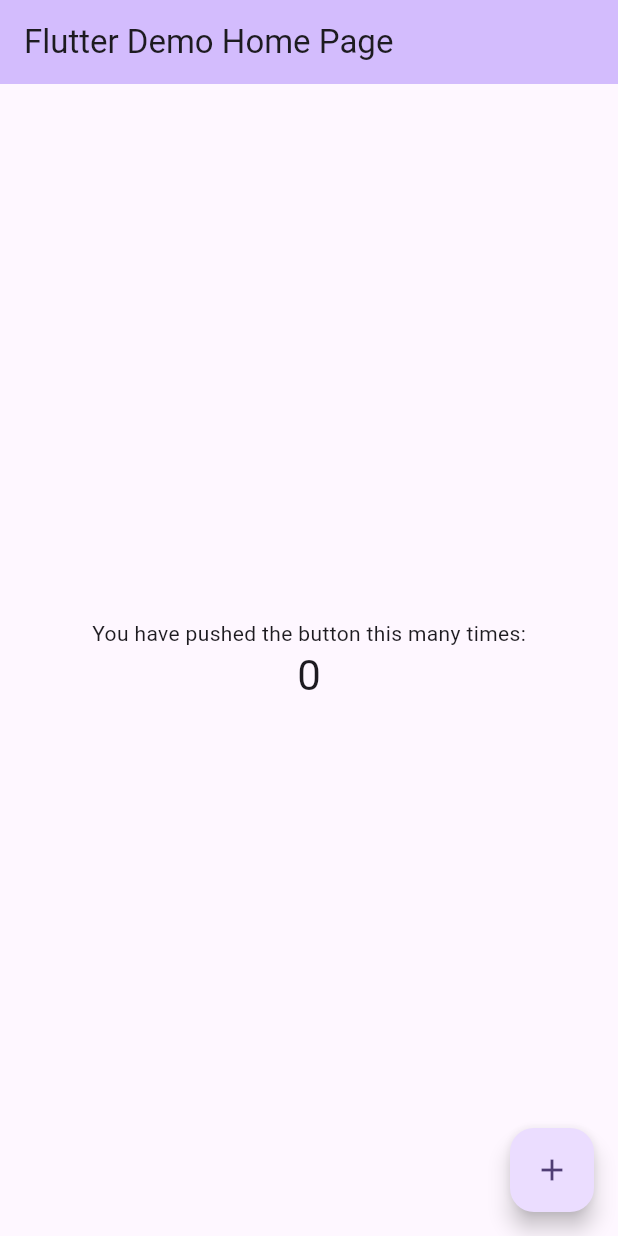
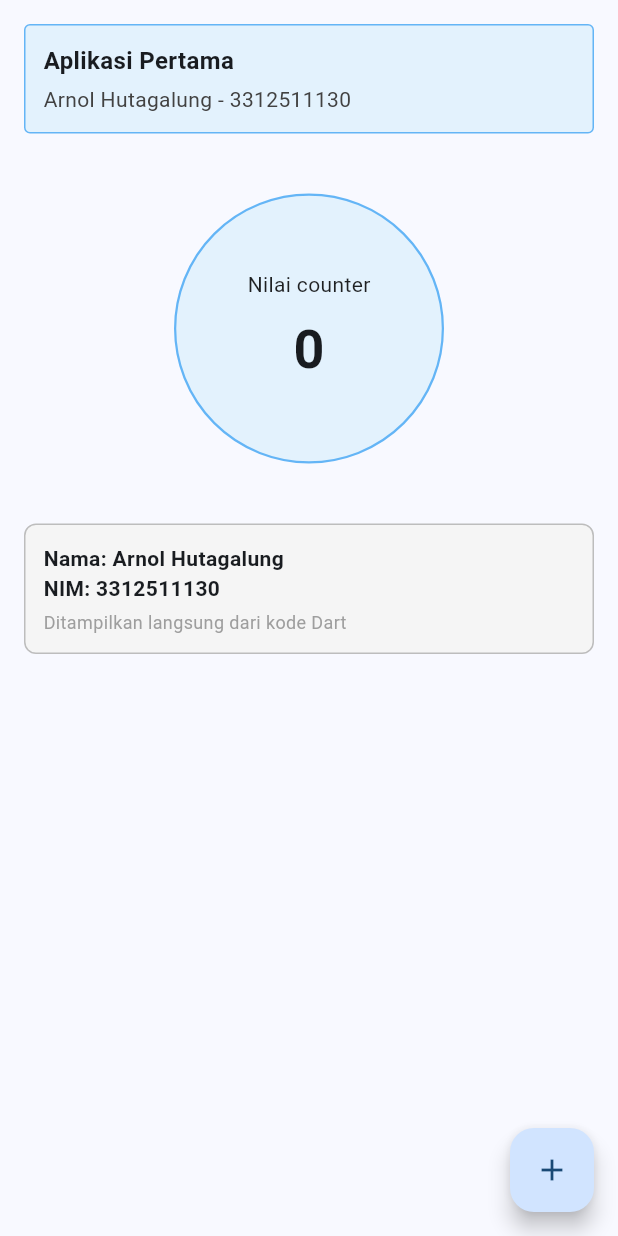
Before and after one commit to LONGAVEUS/Tugas_Mobile, a Flutter app: the screen it shows after launch, on a phone screen of 412 x 824 dp. Run offline on Flutter 3.47's test engine with Material 3 defaults, Android fonts, the phone set to English and light mode, and no system bars.

Commit message:
Melakukan modifikasi Ui header, lingkaran counter, dan identitas mahasiswa

```diff
--- a/lib/main.dart
+++ b/lib/main.dart
@@ -7,114 +7,148 @@ void main() {
 class MyApp extends StatelessWidget {
   const MyApp({super.key});
 
-  // This widget is the root of your application.
   @override
   Widget build(BuildContext context) {
     return MaterialApp(
-      title: 'Flutter Demo',
+      title: 'Aplikasi Pertama',
+      debugShowCheckedModeBanner: false,
       theme: ThemeData(
-        // This is the theme of your application.
-        //
-        // TRY THIS: Try running your application with "flutter run". You'll see
-        // the application has a purple toolbar. Then, without quitting the app,
-        // try changing the seedColor in the colorScheme below to Colors.green
-        // and then invoke "hot reload" (save your changes or press the "hot
-        // reload" button in a Flutter-supported IDE, or press "r" if you used
-        // the command line to start the app).
-        //
-        // Notice that the counter didn't reset back to zero; the application
-        // state is not lost during the reload. To reset the state, use hot
-        // restart instead.
-        //
-        // This works for code too, not just values: Most code changes can be
-        // tested with just a hot reload.
-        colorScheme: .fromSeed(seedColor: Colors.deepPurple),
+        colorScheme: ColorScheme.fromSeed(seedColor: Colors.blue),
+        useMaterial3: true,
       ),
-      home: const MyHomePage(title: 'Flutter Demo Home Page'),
+      home: const MyHomePage(),
     );
   }
 }
 
 class MyHomePage extends StatefulWidget {
-  const MyHomePage({super.key, required this.title});
-
-  // This widget is the home page of your application. It is stateful, meaning
-  // that it has a State object (defined below) that contains fields that affect
-  // how it looks.
-
-  // This class is the configuration for the state. It holds the values (in this
-  // case the title) provided by the parent (in this case the App widget) and
-  // used by the build method of the State. Fields in a Widget subclass are
-  // always marked "final".
-
-  final String title;
+  const MyHomePage({super.key});
 
   @override
   State<MyHomePage> createState() => _MyHomePageState();
 }
 
 class _MyHomePageState extends State<MyHomePage> {
+  // Variabel untuk menyimpan identitas mahasiswa
+  final String namaMahasiswa = 'Arnol Hutagalung';
+  final String nimMahasiswa = '3312511130';
+
   int _counter = 0;
 
   void _incrementCounter() {
     setState(() {
-      // This call to setState tells the Flutter framework that something has
-      // changed in this State, which causes it to rerun the build method below
-      // so that the display can reflect the updated values. If we changed
-      // _counter without calling setState(), then the build method would not be
-      // called again, and so nothing would appear to happen.
       _counter++;
     });
   }
 
   @override
   Widget build(BuildContext context) {
-    // This method is rerun every time setState is called, for instance as done
-    // by the _incrementCounter method above.
-    //
-    // The Flutter framework has been optimized to make rerunning build methods
-    // fast, so that you can just rebuild anything that needs updating rather
-    // than having to individually change instances of widgets.
     return Scaffold(
-      appBar: AppBar(
-        // TRY THIS: Try changing the color here to a specific color (to
-        // Colors.amber, perhaps?) and trigger a hot reload to see the AppBar
-        // change color while the other colors stay the same.
-        backgroundColor: Theme.of(context).colorScheme.inversePrimary,
-        // Here we take the value from the MyHomePage object that was created by
-        // the App.build method, and use it to set our appbar title.
-        title: Text(widget.title),
+      body: SafeArea(
+        child: Padding(
+          padding: const EdgeInsets.all(16.0),
+          child: Column(
+            crossAxisAlignment: CrossAxisAlignment.stretch,
+            children: [
+              // Header aplikasi dengan Nama dan NIM
+              Container(
+                padding: const EdgeInsets.all(12.0),
+                decoration: BoxDecoration(
+                  color: Colors.blue.shade50,
+                  border: Border.all(color: Colors.blue.shade300),
+                  borderRadius: BorderRadius.circular(4.0),
                 ),
-      body: Center(
-        // Center is a layout widget. It takes a single child and positions it
-        // in the middle of the parent.
                 child: Column(
-          // Column is also a layout widget. It takes a list of children and
-          // arranges them vertically. By default, it sizes itself to fit its
-          // children horizontally, and tries to be as tall as its parent.
-          //
-          // Column has various properties to control how it sizes itself and
-          // how it positions its children. Here we use mainAxisAlignment to
-          // center the children vertically; the main axis here is the vertical
-          // axis because Columns are vertical (the cross axis would be
-          // horizontal).
-          //
-          // TRY THIS: Invoke "debug painting" (choose the "Toggle Debug Paint"
-          // action in the IDE, or press "p" in the console), to see the
-          // wireframe for each widget.
-          mainAxisAlignment: .center,
+                  crossAxisAlignment: CrossAxisAlignment.start,
                   children: [
-            const Text('You have pushed the button this many times:'),
+                    const Text(
+                      'Aplikasi Pertama',
+                      style: TextStyle(
+                        fontSize: 16,
+                        fontWeight: FontWeight.bold,
+                      ),
+                    ),
+                    const SizedBox(height: 4),
                     Text(
-              '$_counter',
-              style: Theme.of(context).textTheme.headlineMedium,
+                      '$namaMahasiswa - $nimMahasiswa',
+                      style: TextStyle(
+                        fontSize: 14,
+                        color: Colors.grey.shade800,
+                      ),
                     ),
                   ],
                 ),
               ),
+
+              const SizedBox(height: 40),
+
+              // Tampilan angka counter
+              Center(
+                child: Container(
+                  width: 180,
+                  height: 180,
+                  decoration: BoxDecoration(
+                    shape: BoxShape.circle,
+                    color: Colors.blue.shade50,
+                    border: Border.all(color: Colors.blue.shade300, width: 1.5),
+                  ),
+                  child: Center(
+                    child: Column(
+                      mainAxisAlignment: MainAxisAlignment.center,
+                      children: [
+                        const Text(
+                          'Nilai counter',
+                          style: TextStyle(fontSize: 14, color: Colors.black87),
+                        ),
+                        const SizedBox(height: 8),
+                        Text(
+                          '$_counter',
+                          style: const TextStyle(
+                            fontSize: 36,
+                            fontWeight: FontWeight.bold,
+                          ),
+                        ),
+                      ],
+                    ),
+                  ),
+                ),
+              ),
+
+              const SizedBox(height: 40),
+
+              // Kotak info identitas bawah
+              Container(
+                padding: const EdgeInsets.all(12.0),
+                decoration: BoxDecoration(
+                  color: Colors.grey.shade100,
+                  border: Border.all(color: Colors.grey.shade400),
+                  borderRadius: BorderRadius.circular(8.0),
+                ),
+                child: Column(
+                  crossAxisAlignment: CrossAxisAlignment.start,
+                  children: [
+                    Text(
+                      'Nama: $namaMahasiswa',
+                      style: const TextStyle(fontWeight: FontWeight.w600),
+                    ),
+                    Text(
+                      'NIM: $nimMahasiswa',
+                      style: const TextStyle(fontWeight: FontWeight.w600),
+                    ),
+                    const SizedBox(height: 4),
+                    const Text(
+                      'Ditampilkan langsung dari kode Dart',
+                      style: TextStyle(fontSize: 12, color: Colors.grey),
+                    ),
+                  ],
+                ),
+              ),
+            ],
+          ),
+        ),
+      ),
       floatingActionButton: FloatingActionButton(
         onPressed: _incrementCounter,
-        tooltip: 'Increment',
         child: const Icon(Icons.add),
       ),
     );
```
Also changed, not shown: 1 other file. Lines whose indentation alone changed are shown as unchanged.
